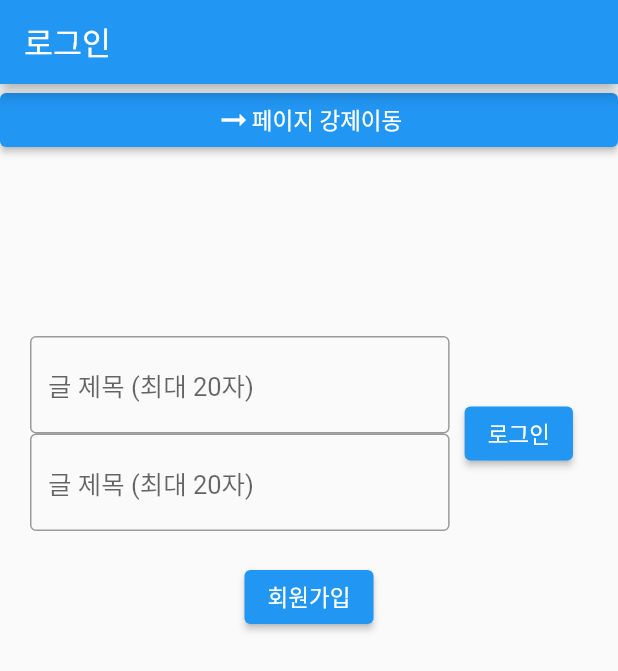
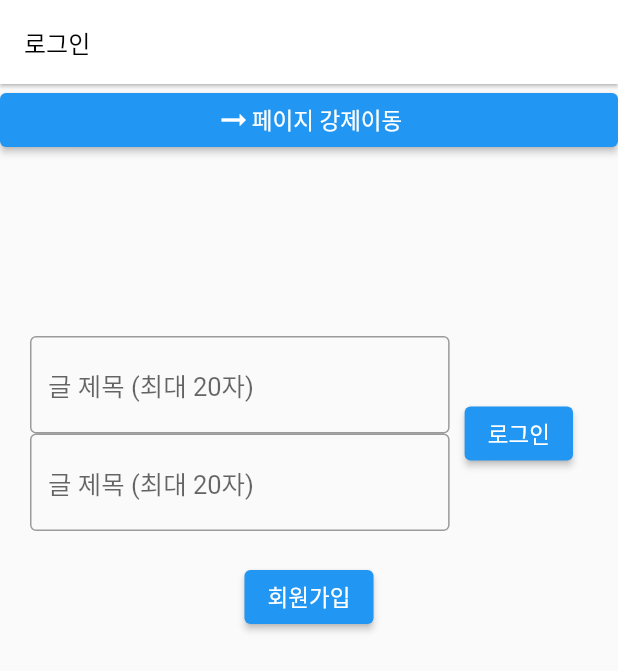
Before and after one commit to Ah-yeong/design_project, a Flutter app: the screen it shows after launch, on a phone screen of 412 x 824 dp. Shown: the top 671 px of the screen. Run offline on Flutter 3.47's test engine with Material 2 defaults, Android fonts, the light colour scheme and no system bars; our stand-ins replace cloud_firestore, custom_radio_grouped_button, firebase_auth, firebase_core, get, google_maps_flutter and 1 more; missing offline and left inert: ntp; accounts and stored records are empty.

Commit message:
메인 앱바 변경

```diff
--- a/lib/main.dart
+++ b/lib/main.dart
@@ -54,7 +54,15 @@ class _MyHomePage extends State<MyHomePage> {
   Widget build(BuildContext context) {
     return Scaffold(
       appBar: AppBar(
-        title: Text("로그인"),
+        elevation: 1,
+        title: Text(
+          '로그인',
+          style: TextStyle(
+              fontSize: 16,
+              color: Colors.black
+          ),
+        ),
+        backgroundColor: Colors.white,
       ),
       body: SafeArea(
         bottom: true,
```
